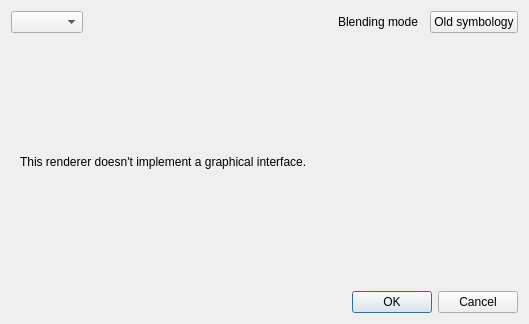
qgis/QGIS, file src/ui/qgsrendererv2propsdialogbase.ui: the form before one commit.
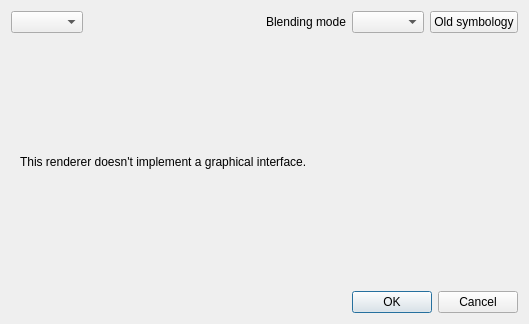
The form after the commit. Custom widgets are drawn as their Qt base class.

Commit message: Make QgsBlendModeComboBox extend QComboBox

```diff
--- a/src/ui/qgsrendererv2propsdialogbase.ui
+++ b/src/ui/qgsrendererv2propsdialogbase.ui
@@ -40,7 +40,7 @@
       </widget>
      </item>
      <item>
-      <widget class="QgsBlendModeComboBox" name="mBlendModeComboBox" native="true"/>
+      <widget class="QgsBlendModeComboBox" name="mBlendModeComboBox"/>
      </item>
      <item>
       <widget class="QPushButton" name="btnOldSymbology">
@@ -90,7 +90,7 @@
  <customwidgets>
   <customwidget>
    <class>QgsBlendModeComboBox</class>
-   <extends>QWidget</extends>
+   <extends>QComboBox</extends>
    <header>qgsblendmodecombobox.h</header>
   </customwidget>
  </customwidgets>
```
The commit also changes 1 other file.
